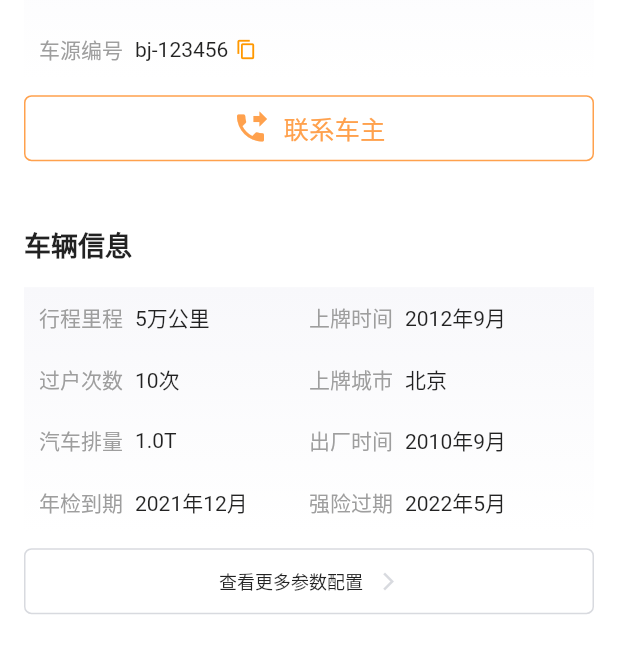
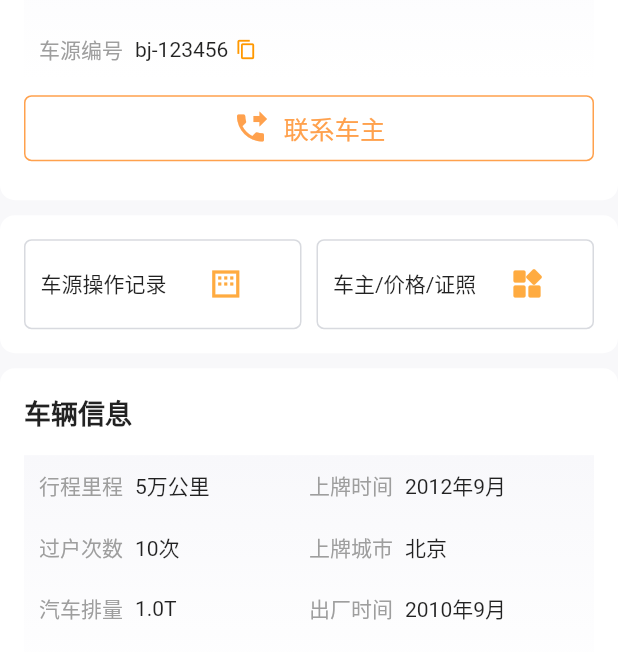
Before and after one commit to changshuai7/flutter_app_demo, a Flutter app: the SaasCarDetail screen opened directly, scrolled down 117 dp, on a phone screen of 412 x 824 dp, the part 584-1236 px from its top. Run offline on Flutter 3.47's test engine with Material 2 defaults, Android fonts, the phone set to English and light mode, and no system bars; our stand-ins replace date_format, flutter_swiper, fluttertoast; generated files the repository leaves out were written again; network calls fail.

Commit message:
详情页面基本 done

```diff
--- a/lib/saas/provider/saas_car_detail_model.dart
+++ b/lib/saas/provider/saas_car_detail_model.dart
@@ -74,6 +74,9 @@ class CarDetailBean extends ChangeNotifier {
   @JsonKey(name: 'compulsory_insurance_expire')
   String compulsoryInsuranceExpire; //强险到期时间
 
+  @JsonKey(name: 'vehicle_condition_description')
+  String vehicleConditionDescription; //车况描述
+
   void update() {
     notifyListeners();
   }
@@ -101,6 +104,7 @@ class CarDetailBean extends ChangeNotifier {
     this.deliveryTime = '',
     this.transportTestExpire = '',
     this.compulsoryInsuranceExpire = '',
+    this.vehicleConditionDescription = '',
   });
 
   ////////////////// fromJson & toJson //////////////////
--- a/lib/saas/saas_car_detail.dart
+++ b/lib/saas/saas_car_detail.dart
@@ -5,6 +5,8 @@ import 'provider/saas_car_detail_model.dart';
 import 'saas_car_detail_banner.dart';
 import 'saas_car_detail_business_info.dart';
 import 'saas_car_detail_car_info.dart';
+import 'saas_car_detail_car_info_des.dart';
+import 'saas_car_detail_records.dart';
 
 class SaasCarDetail extends StatelessWidget {
   @override
@@ -44,17 +46,32 @@ class SaasCarDetail extends StatelessWidget {
                   displacement: '1.0T',
                   deliveryTime: '2010年9月',
                   transportTestExpire: '2021年12月',
-                compulsoryInsuranceExpire: '2022年5月'),
+                  compulsoryInsuranceExpire: '2022年5月',
+                  vehicleConditionDescription:'该车原厂原漆，外观无瑕疵，外观无更换；灯光系统正常；内饰整洁；电子系统正常；发动机、变速箱工况正常，怠速规律无抖动，转向灵活；综合车况优秀。'
+              ),
             ),
           ],
+          child: Container(
+            color: Color(0xFFF8F8FA),
             child: ListView(
               children: [
                 SaasCarDetailBanner(),
                 SaasCarDetailBusinessInfo(),
+                SizedBox(
+                  height: 10,
+                ),
+                SaasCarDetailQueryRecords(),
+                SizedBox(
+                  height: 10,
+                ),
                 SaasCarDetailCarInfo(),
+                SizedBox(
+                  height: 10,
+                ),
+                SaasCarDetailCarInfoDes(),
               ],
             ),
-      ),
+          )),
     );
   }
 }
--- a/lib/saas/saas_car_detail_business_info.dart
+++ b/lib/saas/saas_car_detail_business_info.dart
@@ -7,17 +7,21 @@ import 'provider/saas_car_detail_model.dart';
 ///车辆业务信息数据
 class SaasCarDetailBusinessInfo extends StatefulWidget {
   @override
-  _SaasCarDetailBusinessInfoState createState() => _SaasCarDetailBusinessInfoState();
+  _SaasCarDetailBusinessInfoState createState() =>
+      _SaasCarDetailBusinessInfoState();
 }
 
 class _SaasCarDetailBusinessInfoState extends State<SaasCarDetailBusinessInfo> {
   @override
   Widget build(BuildContext context) {
     return Container(
-      // color: Colors.grey,
-      color: Colors.white,
+      decoration: ShapeDecoration(
+          shape: RoundedRectangleBorder(
+            side: BorderSide.none,
+            borderRadius: BorderRadius.circular(10),
+          ),
+          color: Colors.white),
       width: double.infinity,
-      //height: 362,
       padding: EdgeInsets.all(16),
       child: Column(
         children: [
--- a/lib/saas/saas_car_detail_car_info.dart
+++ b/lib/saas/saas_car_detail_car_info.dart
@@ -14,8 +14,12 @@ class _SaasCarDetailCarInfoState extends State<SaasCarDetailCarInfo> {
   @override
   Widget build(BuildContext context) {
     return Container(
-      // color: Colors.grey,
-      color: Colors.white,
+      decoration: ShapeDecoration(
+          shape: RoundedRectangleBorder(
+            side: BorderSide.none,
+            borderRadius: BorderRadius.circular(10),
+          ),
+          color: Colors.white),
       width: double.infinity,
       padding: EdgeInsets.all(16),
       child: Consumer<CarDetailBean>(
--- /dev/null
+++ b/lib/saas/saas_car_detail_records.dart
@@ -0,0 +1,90 @@
+import 'package:flutter/material.dart';
+import 'package:provider/provider.dart';
+
+import 'common/saas_car_detail_common_widget.dart';
+import 'provider/saas_car_detail_model.dart';
+
+///车辆信息数据
+class SaasCarDetailQueryRecords extends StatefulWidget {
+  @override
+  _SaasCarDetailQueryRecordsState createState() =>
+      _SaasCarDetailQueryRecordsState();
+}
+
+class _SaasCarDetailQueryRecordsState extends State<SaasCarDetailQueryRecords> {
+  @override
+  Widget build(BuildContext context) {
+    return Container(
+      decoration: ShapeDecoration(
+          shape: RoundedRectangleBorder(
+            side: BorderSide.none,
+            borderRadius: BorderRadius.circular(10),
+          ),
+          color: Colors.white),
+      padding: EdgeInsets.all(16),
+      child: Row(
+        children: [
+          Expanded(
+              flex: 1,
+              child: InkWell(
+                child: Container(
+                  height: 60,
+                  padding: EdgeInsets.fromLTRB(10, 0, 10, 0),
+                  decoration: ShapeDecoration(
+                      shape: RoundedRectangleBorder(
+                        side: BorderSide(color: Color(0xFFD8DADF), width: 1),
+                        borderRadius: BorderRadius.circular(5),
+                      ),
+                      color: Colors.white),
+                  child: Row(
+                    children: [
+                      Text('车源操作记录'),
+                      Expanded(
+                          child: Icon(
+                        Icons.margin,
+                        color: Colors.orangeAccent,
+                      )),
+                    ],
+                  ),
+                ),
+                onTap: () {
+                  //TODO 跳转到车源操作记录页面
+                  print('跳转到车源操作记录页面');
+                },
+              )),
+          SizedBox(
+            width: 10,
+          ),
+          Expanded(
+              flex: 1,
+              child: InkWell(
+                child: Container(
+                  height: 60,
+                  padding: EdgeInsets.fromLTRB(10, 0, 10, 0),
+                  decoration: ShapeDecoration(
+                      shape: RoundedRectangleBorder(
+                        side: BorderSide(color: Color(0xFFD8DADF), width: 1),
+                        borderRadius: BorderRadius.circular(5),
+                      ),
+                      color: Colors.white),
+                  child: Row(
+                    children: [
+                      Text('车主/价格/证照'),
+                      Expanded(
+                          child: Icon(
+                        Icons.widgets_rounded,
+                        color: Colors.orangeAccent,
+                      )),
+                    ],
+                  ),
+                ),
+                onTap: () {
+                  //TODO 跳转到车主、价格证照页面
+                  print('跳转到车主、价格证照页面');
+                },
+              )),
+        ],
+      ),
+    );
+  }
+}
```
Also changed, not shown: lib/saas/saas_car_detail_car_info_des.dart (added, +75 -0 lines). Lines whose indentation alone changed are shown as unchanged.
